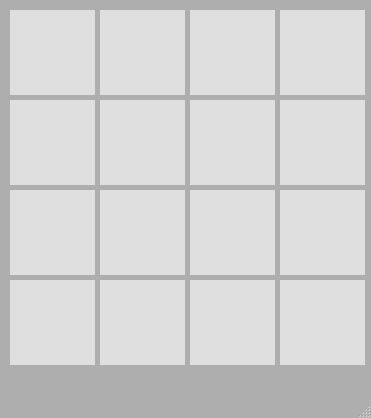
javokhirakramjonov/2048, file source/game1.ui: the form before one commit.
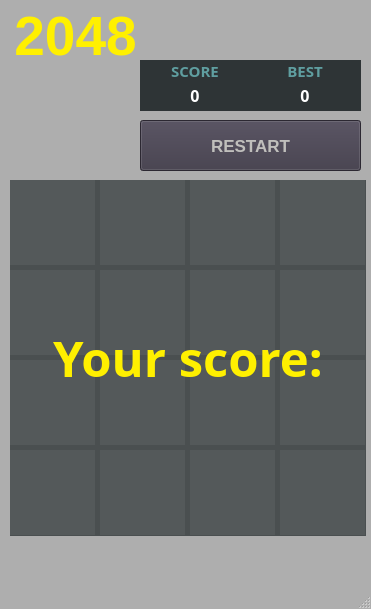
The form after the commit.

Commit message: game over imporoved

The edit to the form file:
```diff
--- a/source/game1.ui
+++ b/source/game1.ui
@@ -7,7 +7,7 @@
     <x>0</x>
     <y>0</y>
     <width>371</width>
-    <height>418</height>
+    <height>609</height>
    </rect>
   </property>
   <property name="windowTitle">
@@ -23,7 +23,7 @@
     <property name="geometry">
      <rect>
       <x>10</x>
-      <y>10</y>
+      <y>180</y>
       <width>85</width>
       <height>85</height>
      </rect>
@@ -37,8 +37,8 @@
     </property>
     <property name="styleSheet">
      <string notr="true">QLabel{
-background-color:#DFDFDF;
-color:#9C9C9C;
+background-color: #DFDFDF;
+color: rgb(46, 52, 54);
 }</string>
     </property>
     <property name="text">
@@ -52,7 +52,7 @@
     <property name="geometry">
      <rect>
       <x>10</x>
-      <y>190</y>
+      <y>360</y>
       <width>85</width>
       <height>85</height>
      </rect>
@@ -66,8 +66,8 @@
     </property>
     <property name="styleSheet">
      <string notr="true">QLabel{
-background-color:#DFDFDF;
-color:#9C9C9C;
+background-color: #DFDFDF;
+color: rgb(46, 52, 54);
 }</string>
     </property>
     <property name="text">
@@ -81,7 +81,7 @@
     <property name="geometry">
      <rect>
       <x>100</x>
-      <y>190</y>
+      <y>360</y>
       <width>85</width>
       <height>85</height>
      </rect>
@@ -95,8 +95,8 @@
     </property>
     <property name="styleSheet">
      <string notr="true">QLabel{
-background-color:#DFDFDF;
-color:#9C9C9C;
+background-color: #DFDFDF;
+color: rgb(46, 52, 54);
 }</string>
     </property>
     <property name="text">
@@ -110,7 +110,7 @@
     <property name="geometry">
      <rect>
       <x>190</x>
-      <y>190</y>
+      <y>360</y>
       <width>85</width>
       <height>85</height>
      </rect>
@@ -124,8 +124,8 @@
     </property>
     <property name="styleSheet">
      <string notr="true">QLabel{
-background-color:#DFDFDF;
-color:#9C9C9C;
+background-color: #DFDFDF;
+color: rgb(46, 52, 54);
 }</string>
     </property>
     <property name="text">
@@ -139,7 +139,7 @@
     <property name="geometry">
      <rect>
       <x>280</x>
-      <y>190</y>
+      <y>360</y>
       <width>85</width>
       <height>85</height>
      </rect>
@@ -153,8 +153,8 @@
     </property>
     <property name="styleSheet">
      <string notr="true">QLabel{
-background-color:#DFDFDF;
-color:#9C9C9C;
+background-color: #DFDFDF;
+color: rgb(46, 52, 54);
 }</string>
     </property>
     <property name="text">
@@ -168,7 +168,7 @@
     <property name="geometry">
      <rect>
       <x>10</x>
-      <y>280</y>
+      <y>450</y>
       <width>85</width>
       <height>85</height>
      </rect>
@@ -182,8 +182,8 @@
     </property>
     <property name="styleSheet">
      <string notr="true">QLabel{
-background-color:#DFDFDF;
-color:#9C9C9C;
+background-color: #DFDFDF;
+color: rgb(46, 52, 54);
 }</string>
     </property>
     <property name="text">
@@ -197,7 +197,7 @@
     <property name="geometry">
      <rect>
       <x>100</x>
-      <y>280</y>
+      <y>450</y>
       <width>85</width>
       <height>85</height>
      </rect>
@@ -211,8 +211,8 @@
     </property>
     <property name="styleSheet">
      <string notr="true">QLabel{
-background-color:#DFDFDF;
-color:#9C9C9C;
+background-color: #DFDFDF;
+color: rgb(46, 52, 54);
 }</string>
     </property>
     <property name="text">
@@ -226,7 +226,7 @@
     <property name="geometry">
      <rect>
       <x>190</x>
-      <y>280</y>
+      <y>450</y>
       <width>85</width>
       <height>85</height>
      </rect>
@@ -240,8 +240,8 @@
     </property>
     <property name="styleSheet">
      <string notr="true">QLabel{
-background-color:#DFDFDF;
-color:#9C9C9C;
+background-color: #DFDFDF;
+color: rgb(46, 52, 54);
 }</string>
     </property>
     <property name="text">
@@ -255,7 +255,7 @@
     <property name="geometry">
      <rect>
       <x>280</x>
-      <y>280</y>
+      <y>450</y>
       <width>85</width>
       <height>85</height>
      </rect>
@@ -269,8 +269,8 @@
     </property>
     <property name="styleSheet">
      <string notr="true">QLabel{
-background-color:#DFDFDF;
-color:#9C9C9C;
+background-color: #DFDFDF;
+color: rgb(46, 52, 54);
 }</string>
     </property>
     <property name="text">
@@ -284,7 +284,7 @@
     <property name="geometry">
      <rect>
       <x>100</x>
-      <y>10</y>
+      <y>180</y>
       <width>85</width>
       <height>85</height>
      </rect>
@@ -298,8 +298,8 @@
     </property>
     <property name="styleSheet">
      <string notr="true">QLabel{
-background-color:#DFDFDF;
-color:#9C9C9C;
+background-color: #DFDFDF;
+color: rgb(46, 52, 54);
 }</string>
     </property>
     <property name="text">
@@ -313,7 +313,7 @@
     <property name="geometry">
      <rect>
       <x>190</x>
-      <y>10</y>
+      <y>180</y>
       <width>85</width>
       <height>85</height>
      </rect>
@@ -327,8 +327,8 @@
     </property>
     <property name="styleSheet">
      <string notr="true">QLabel{
-background-color:#DFDFDF;
-color:#9C9C9C;
+background-color: #DFDFDF;
+color: rgb(46, 52, 54);
 }</string>
     </property>
     <property name="text">
@@ -342,7 +342,7 @@
     <property name="geometry">
      <rect>
       <x>280</x>
-      <y>10</y>
+      <y>180</y>
       <width>85</width>
       <height>85</height>
      </rect>
@@ -356,8 +356,8 @@
     </property>
     <property name="styleSheet">
      <string notr="true">QLabel{
-background-color:#DFDFDF;
-color:#9C9C9C;
+background-color: #DFDFDF;
+color: rgb(46, 52, 54);
 }</string>
     </property>
     <property name="text">
@@ -371,7 +371,7 @@
     <property name="geometry">
      <rect>
       <x>10</x>
-      <y>100</y>
+      <y>270</y>
       <width>85</width>
       <height>85</height>
      </rect>
@@ -385,8 +385,8 @@
     </property>
     <property name="styleSheet">
      <string notr="true">QLabel{
-background-color:#DFDFDF;
-color:#9C9C9C;
+background-color: #DFDFDF;
+color: rgb(46, 52, 54);
 }</string>
     </property>
     <property name="text">
@@ -400,7 +400,7 @@
     <property name="geometry">
      <rect>
       <x>100</x>
-      <y>100</y>
+      <y>270</y>
       <width>85</width>
       <height>85</height>
      </rect>
@@ -414,8 +414,8 @@
     </property>
     <property name="styleSheet">
      <string notr="true">QLabel{
-background-color:#DFDFDF;
-color:#9C9C9C;
+background-color: #DFDFDF;
+color: rgb(46, 52, 54);
 }</string>
     </property>
     <property name="text">
@@ -429,7 +429,7 @@
     <property name="geometry">
      <rect>
       <x>190</x>
-      <y>100</y>
+      <y>270</y>
       <width>85</width>
       <height>85</height>
      </rect>
@@ -443,8 +443,8 @@
     </property>
     <property name="styleSheet">
      <string notr="true">QLabel{
-background-color:#DFDFDF;
-color:#9C9C9C;
+background-color: #DFDFDF;
+color: rgb(46, 52, 54);
 }</string>
     </property>
     <property name="text">
@@ -458,7 +458,7 @@
     <property name="geometry">
      <rect>
       <x>280</x>
-      <y>100</y>
+      <y>270</y>
       <width>85</width>
       <height>85</height>
      </rect>
@@ -472,8 +472,8 @@
     </property>
     <property name="styleSheet">
      <string notr="true">QLabel{
-background-color:#DFDFDF;
-color:#9C9C9C;
+background-color: #DFDFDF;
+color: rgb(46, 52, 54);
 }</string>
     </property>
     <property name="text">
@@ -483,6 +483,253 @@
      <set>Qt::AlignCenter</set>
     </property>
    </widget>
+   <widget class="QLabel" name="title">
+    <property name="geometry">
+     <rect>
+      <x>10</x>
+      <y>10</y>
+      <width>131</width>
+      <height>51</height>
+     </rect>
+    </property>
+    <property name="font">
+     <font>
+      <pointsize>41</pointsize>
+      <weight>75</weight>
+      <bold>true</bold>
+      <kerning>false</kerning>
+     </font>
+    </property>
+    <property name="styleSheet">
+     <string notr="true">QLabel {
+color: #FFF000;
+}</string>
+    </property>
+    <property name="text">
+     <string>2048</string>
+    </property>
+    <property name="textFormat">
+     <enum>Qt::AutoText</enum>
+    </property>
+    <property name="alignment">
+     <set>Qt::AlignCenter</set>
+    </property>
+   </widget>
+   <widget class="QPushButton" name="restart">
+    <property name="geometry">
+     <rect>
+      <x>140</x>
+      <y>120</y>
+      <width>221</width>
+      <height>51</height>
+     </rect>
+    </property>
+    <property name="font">
+     <font>
+      <family>Cantarell</family>
+      <pointsize>13</pointsize>
+      <weight>75</weight>
+      <bold>true</bold>
+     </font>
+    </property>
+    <property name="styleSheet">
+     <string notr="true">QPushButton {
+background-color: rgb(61, 56, 70);
+color: rgb(192, 191, 188);
+}</string>
+    </property>
+    <property name="text">
+     <string>RESTART</string>
+    </property>
+   </widget>
+   <widget class="QLabel" name="record">
+    <property name="geometry">
+     <rect>
+      <x>250</x>
+      <y>85</y>
+      <width>110</width>
+      <height>20</height>
+     </rect>
+    </property>
+    <property name="font">
+     <font>
+      <family>Open Sans</family>
+      <pointsize>12</pointsize>
+      <weight>75</weight>
+      <bold>true</bold>
+     </font>
+    </property>
+    <property name="styleSheet">
+     <string notr="true">QLabel {
+color: white;
+}</string>
+    </property>
+    <property name="text">
+     <string>0</string>
+    </property>
+    <property name="alignment">
+     <set>Qt::AlignCenter</set>
+    </property>
+   </widget>
+   <widget class="QLabel" name="sco">
+    <property name="geometry">
+     <rect>
+      <x>140</x>
+      <y>60</y>
+      <width>110</width>
+      <height>21</height>
+     </rect>
+    </property>
+    <property name="font">
+     <font>
+      <family>Open Sans</family>
+      <pointsize>11</pointsize>
+      <weight>75</weight>
+      <bold>true</bold>
+     </font>
+    </property>
+    <property name="styleSheet">
+     <string notr="true">QLabel {
+color: #5F9EA0;
+}</string>
+    </property>
+    <property name="text">
+     <string>SCORE</string>
+    </property>
+    <property name="alignment">
+     <set>Qt::AlignCenter</set>
+    </property>
+   </widget>
+   <widget class="QLabel" name="score">
+    <property name="geometry">
+     <rect>
+      <x>140</x>
+      <y>85</y>
+      <width>110</width>
+      <height>20</height>
+     </rect>
+    </property>
+    <property name="font">
+     <font>
+      <family>Open Sans</family>
+      <pointsize>12</pointsize>
+      <weight>75</weight>
+      <bold>true</bold>
+     </font>
+    </property>
+    <property name="styleSheet">
+     <string notr="true">QLabel {
+color: white;
+}</string>
+    </property>
+    <property name="text">
+     <string>0</string>
+    </property>
+    <property name="alignment">
+     <set>Qt::AlignCenter</set>
+    </property>
+   </widget>
+   <widget class="QLabel" name="rec">
+    <property name="geometry">
+     <rect>
+      <x>250</x>
+      <y>60</y>
+      <width>110</width>
+      <height>21</height>
+     </rect>
+    </property>
+    <property name="font">
+     <font>
+      <family>Open Sans</family>
+      <pointsize>11</pointsize>
+      <weight>75</weight>
+      <bold>true</bold>
+     </font>
+    </property>
+    <property name="styleSheet">
+     <string notr="true">QLabel {
+color: #5F9EA0;
+}</string>
+    </property>
+    <property name="text">
+     <string>BEST</string>
+    </property>
+    <property name="alignment">
+     <set>Qt::AlignCenter</set>
+    </property>
+   </widget>
+   <widget class="QLabel" name="back_score">
+    <property name="geometry">
+     <rect>
+      <x>140</x>
+      <y>60</y>
+      <width>221</width>
+      <height>51</height>
+     </rect>
+    </property>
+    <property name="styleSheet">
+     <string notr="true">QLabel {
+background-color: rgb(46, 52, 54);
+}</string>
+    </property>
+    <property name="text">
+     <string/>
+    </property>
+   </widget>
+   <widget class="QLabel" name="over">
+    <property name="geometry">
+     <rect>
+      <x>10</x>
+      <y>180</y>
+      <width>356</width>
+      <height>356</height>
+     </rect>
+    </property>
+    <property name="font">
+     <font>
+      <family>Source Code Pro</family>
+      <pointsize>37</pointsize>
+      <weight>75</weight>
+      <bold>true</bold>
+     </font>
+    </property>
+    <property name="styleSheet">
+     <string notr="true">QLabel {
+color: #FFF000;
+background-color: rgba(46, 52, 54, 200);
+}</string>
+    </property>
+    <property name="text">
+     <string>Your score:</string>
+    </property>
+    <property name="alignment">
+     <set>Qt::AlignCenter</set>
+    </property>
+   </widget>
+   <zorder>c11</zorder>
+   <zorder>c31</zorder>
+   <zorder>c32</zorder>
+   <zorder>c33</zorder>
+   <zorder>c34</zorder>
+   <zorder>c41</zorder>
+   <zorder>c42</zorder>
+   <zorder>c43</zorder>
+   <zorder>c44</zorder>
+   <zorder>c12</zorder>
+   <zorder>c13</zorder>
+   <zorder>c14</zorder>
+   <zorder>c21</zorder>
+   <zorder>c22</zorder>
+   <zorder>c23</zorder>
+   <zorder>c24</zorder>
+   <zorder>title</zorder>
+   <zorder>restart</zorder>
+   <zorder>back_score</zorder>
+   <zorder>record</zorder>
+   <zorder>score</zorder>
+   <zorder>rec</zorder>
+   <zorder>sco</zorder>
+   <zorder>over</zorder>
   </widget>
   <widget class="QMenuBar" name="menubar">
    <property name="geometry">
```
The commit also changes 2 other files.
